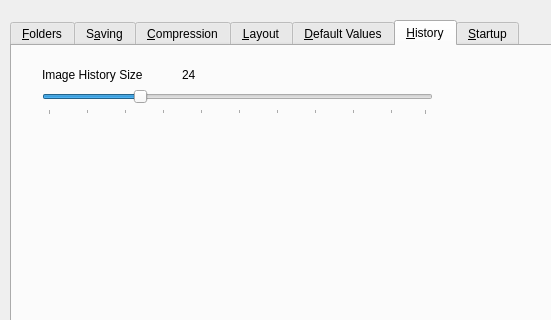
Before: the Qt Designer form src/dialogs/prefsdialog.ui in PhotoFlare/photoflare, drawn with Qt 5; both pictures show x 0 to 551 and y 0 to 320 of the 925 by 490 pixel window.
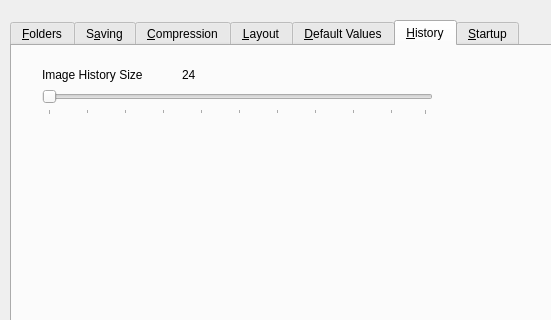
After: the same form once the commit is applied. The open tabs and pages were chosen to show the change.

Commit message: Add history slider settings and preferences

```diff
--- a/src/dialogs/prefsdialog.ui
+++ b/src/dialogs/prefsdialog.ui
@@ -353,7 +353,7 @@
       <enum>Qt::NoFocus</enum>
      </property>
      <property name="value">
-      <number>24</number>
+      <number>0</number>
      </property>
      <property name="orientation">
       <enum>Qt::Horizontal</enum>
```
Left out of the diff: 4 changed lines with no effect on the pictures. The commit also changes 4 other files.
